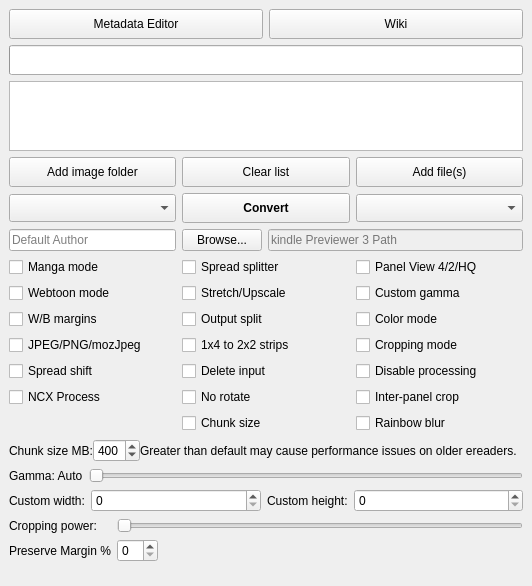
Old version of the form gui/KCC.ui in the repository daniyyer/kcc.
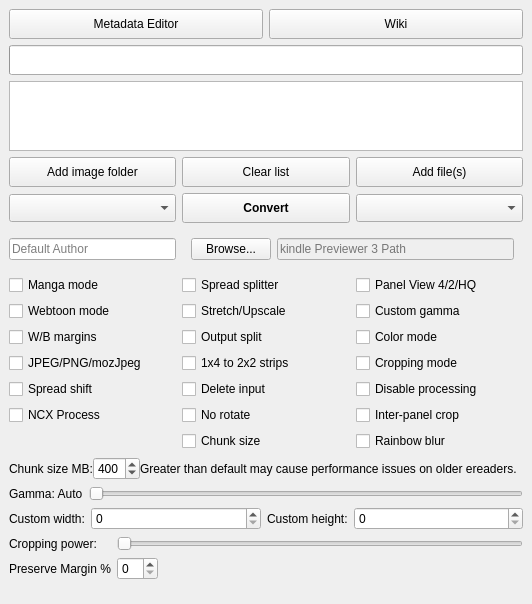
New version of the form. Icons and pictures are not drawn.

The edit to the form file:
```diff
--- a/gui/KCC.ui
+++ b/gui/KCC.ui
@@ -554,33 +554,6 @@
          </property>
         </widget>
        </item>
-       <item row="0" column="1" colspan="2">
-        <layout class="QHBoxLayout" name="horizontalLayout_3">
-         <item>
-          <widget class="QPushButton" name="kindlePreviewerBrowseButton">
-           <property name="text">
-            <string>Browse...</string>
-           </property>
-          </widget>
-         </item>
-         <item>
-          <widget class="QLineEdit" name="kindlePreviewerPathEdit">
-           <property name="enabled">
-            <bool>false</bool>
-           </property>
-           <property name="readOnly">
-            <bool>false</bool>
-           </property>
-           <property name="placeholderText">
-            <string>kindle Previewer 3 Path</string>
-           </property>
-           <property name="cursorMoveStyle">
-            <enum>Qt::CursorMoveStyle::VisualMoveStyle</enum>
-           </property>
-          </widget>
-         </item>
-        </layout>
-       </item>
        <item row="7" column="1">
         <widget class="QCheckBox" name="chunkSizeCheckBox">
          <property name="toolTip">
@@ -680,6 +653,35 @@
          </property>
         </widget>
        </item>
+       <item row="0" column="1" colspan="2">
+        <widget class="QWidget" name="" native="true">
+         <layout class="QHBoxLayout" name="horizontalLayout_3">
+          <item>
+           <widget class="QPushButton" name="kindlePreviewerBrowseButton">
+            <property name="text">
+             <string>Browse...</string>
+            </property>
+           </widget>
+          </item>
+          <item>
+           <widget class="QLineEdit" name="kindlePreviewerPathEdit">
+            <property name="enabled">
+             <bool>false</bool>
+            </property>
+            <property name="readOnly">
+             <bool>false</bool>
+            </property>
+            <property name="placeholderText">
+             <string>kindle Previewer 3 Path</string>
+            </property>
+            <property name="cursorMoveStyle">
+             <enum>Qt::CursorMoveStyle::VisualMoveStyle</enum>
+            </property>
+           </widget>
+          </item>
+         </layout>
+        </widget>
+       </item>
       </layout>
      </widget>
     </item>
```
